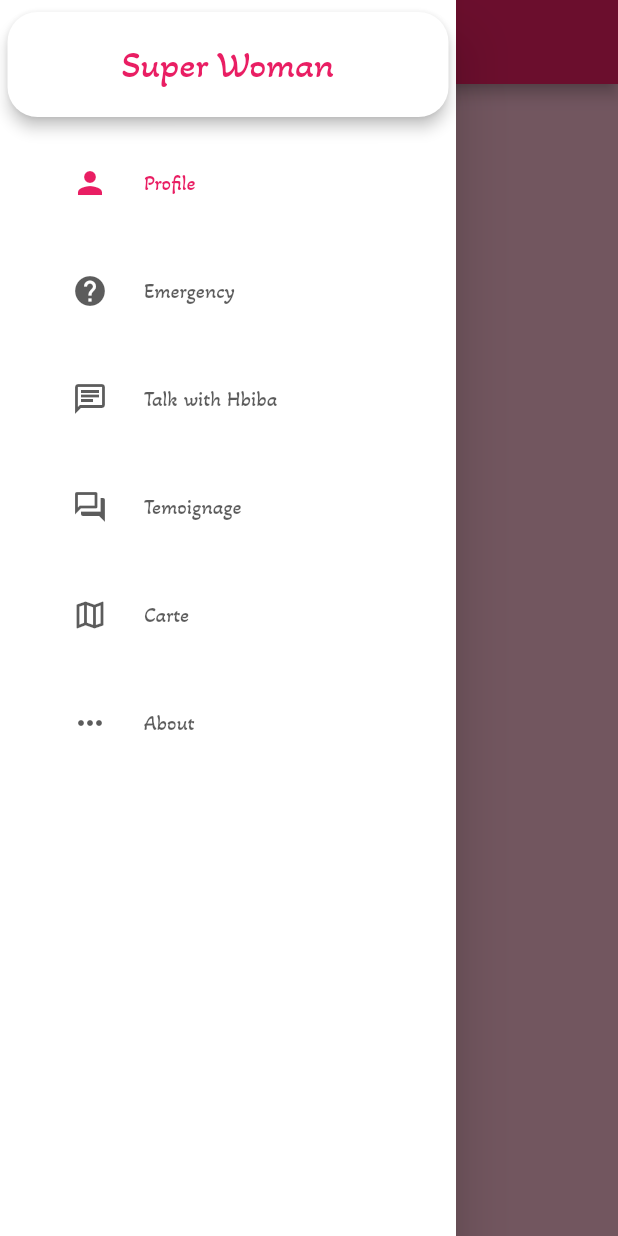
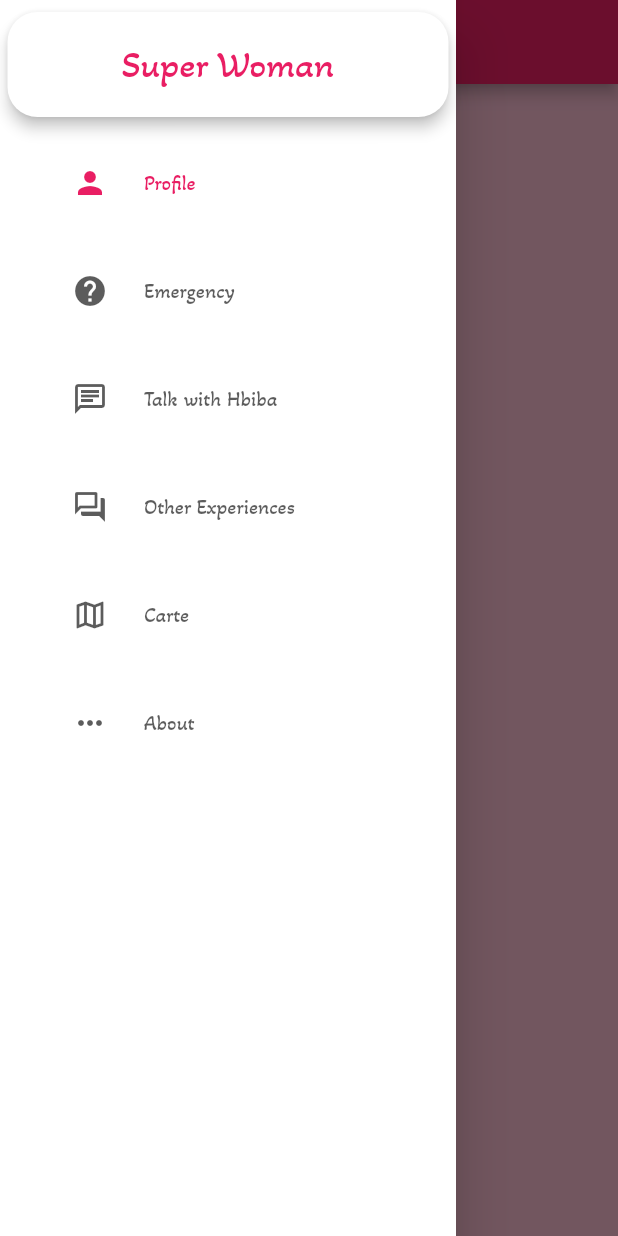
Before and after one commit to melWiss/lorem_ipsum, a Flutter app: the screen it shows after launch, with the side drawer open, on a phone screen of 412 x 824 dp. Run offline on Flutter 3.47's test engine with Material 2 defaults, Android fonts, the light colour scheme and no system bars.

Commit message:
name changed

```diff
--- a/lib/navigation.dart
+++ b/lib/navigation.dart
@@ -63,7 +63,7 @@ class _NavigationScreenState extends State<NavigationScreen> {
             NavigationRailDestination(
               icon: Icon(Icons.forum_outlined),
               selectedIcon: Icon(Icons.forum),
-              label: Text("Temoignage"),
+              label: Text("Other Experiences"),
             ),
             NavigationRailDestination(
               icon: Icon(Icons.map_outlined),
```
